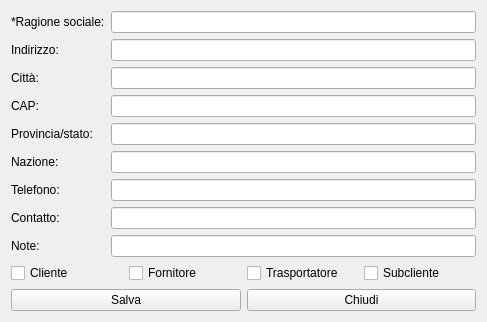
fblabs/hamlet-mod-sancon, file hnewanagrafica.ui: the form before one commit.
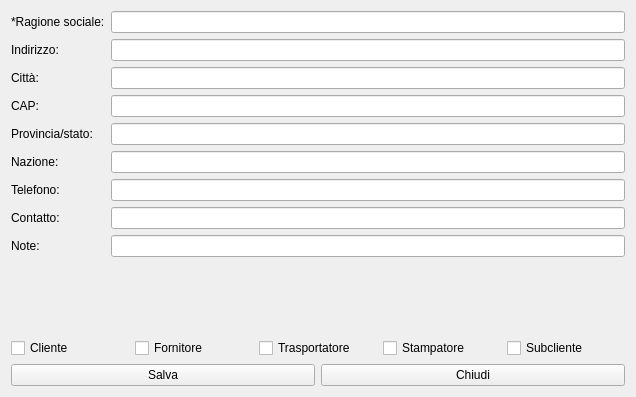
The form after the commit. Icons and pictures are not drawn.

Diff of the .ui file:
```diff
--- a/hnewanagrafica.ui
+++ b/hnewanagrafica.ui
@@ -9,8 +9,8 @@
    <rect>
     <x>0</x>
     <y>0</y>
-    <width>487</width>
-    <height>307</height>
+    <width>636</width>
+    <height>397</height>
    </rect>
   </property>
   <property name="windowTitle">
@@ -168,6 +168,13 @@
          </property>
         </widget>
        </item>
+       <item>
+        <widget class="QCheckBox" name="cbStampatore">
+         <property name="text">
+          <string>Stampatore</string>
+         </property>
+        </widget>
+       </item>
        <item>
         <widget class="QCheckBox" name="cbSubcliente">
          <property name="text">
@@ -187,8 +194,14 @@
         <string>Salva</string>
        </property>
        <property name="icon">
-        <iconset>
-         <normaloff>:/save-icon.png</normaloff>:/save-icon.png</iconset>
+        <iconset resource="icons.qrc">
+         <normaloff>:/Resources/Accept64.png</normaloff>:/Resources/Accept64.png</iconset>
+       </property>
+       <property name="iconSize">
+        <size>
+         <width>32</width>
+         <height>32</height>
+        </size>
        </property>
       </widget>
      </item>
@@ -198,8 +211,14 @@
         <string>Chiudi</string>
        </property>
        <property name="icon">
-        <iconset>
-         <normaloff>:/Actions-window-close-icon.png</normaloff>:/Actions-window-close-icon.png</iconset>
+        <iconset resource="icons.qrc">
+         <normaloff>:/Resources/Actions-window-close-icon.png</normaloff>:/Resources/Actions-window-close-icon.png</iconset>
+       </property>
+       <property name="iconSize">
+        <size>
+         <width>32</width>
+         <height>32</height>
+        </size>
        </property>
       </widget>
      </item>
```
